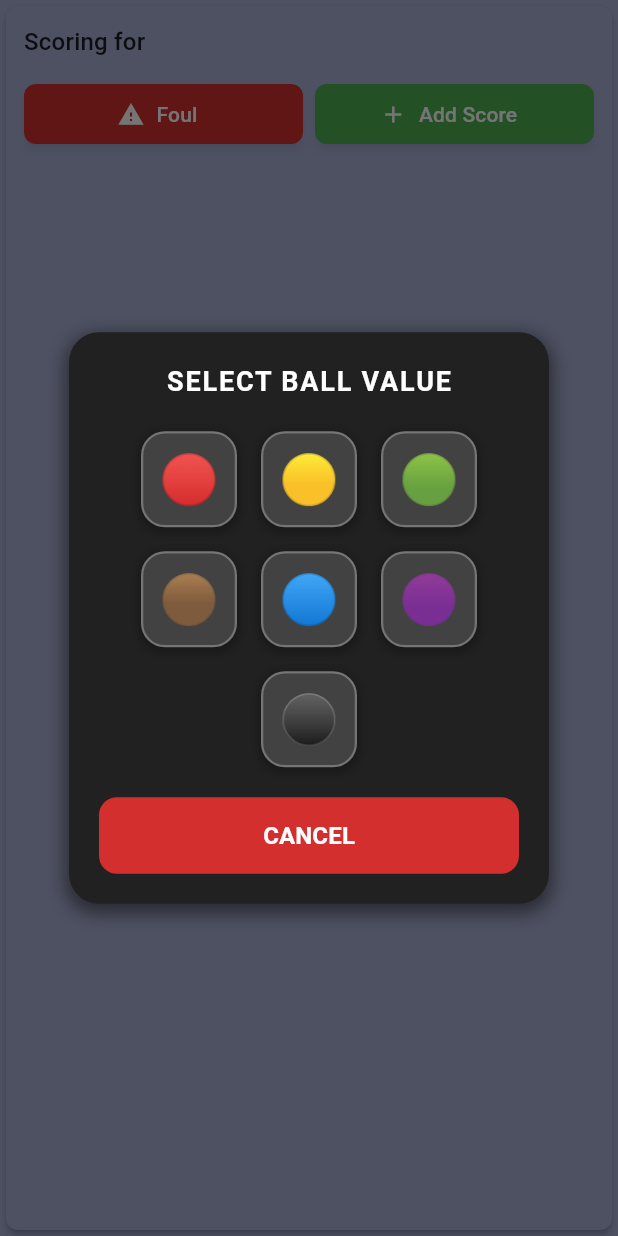
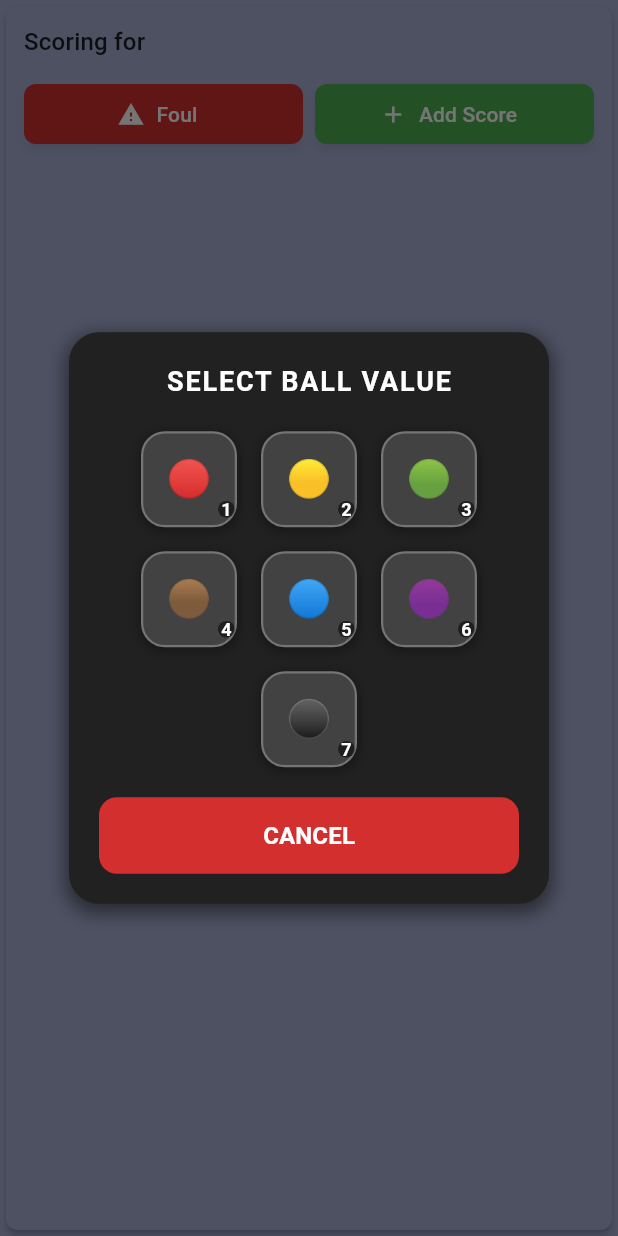
Before and after one commit to artas-linux/snooker_score_board, a Flutter app: the SnookerScoreControls widget shown alone on an empty page, opened directly with empty values, after a tap on "Add Score", on a phone screen of 412 x 824 dp. Run offline on Flutter 3.47's test engine with Material 3 defaults, Android fonts, the phone set to English and light mode, and no system bars; our stand-ins replace shared_preferences; accounts and stored records are empty.

Commit message:
Add point values to ball emojis in the color selector
Co-authored-by: Qwen-Coder <qwen-coder@alibabacloud.com>

```diff
--- a/lib/ui/widgets/snooker_score_controls.dart
+++ b/lib/ui/widgets/snooker_score_controls.dart
@@ -203,13 +203,38 @@ class SnookerScoreControls extends StatelessWidget {
               ),
             ],
           ),
-          child: Center(
-            child: Text(
-              emoji,
-              style: const TextStyle(
-                fontSize: 32, // Much larger emoji for better visibility
+          child: Stack(
+            children: [
+              // Center the emoji
+              Align(
+                alignment: Alignment.center,
+                child: Text(
+                  emoji,
+                  style: const TextStyle(
+                    fontSize: 24, // Slightly smaller emoji to make room for the number
+                  ),
+                ),
               ),
-            ),
+              // Display the point value in the bottom right corner
+              Align(
+                alignment: Alignment.bottomRight,
+                child: Container(
+                  padding: const EdgeInsets.all(2),
+                  decoration: BoxDecoration(
+                    color: Colors.black54,
+                    shape: BoxShape.circle,
+                  ),
+                  child: Text(
+                    points.toString(),
+                    style: TextStyle(
+                      color: Colors.white,
+                      fontSize: 12,
+                      fontWeight: FontWeight.bold,
+                    ),
+                  ),
+                ),
+              ),
+            ],
           ),
         ),
       ),
```
Also changed, not shown: 1 other file.
